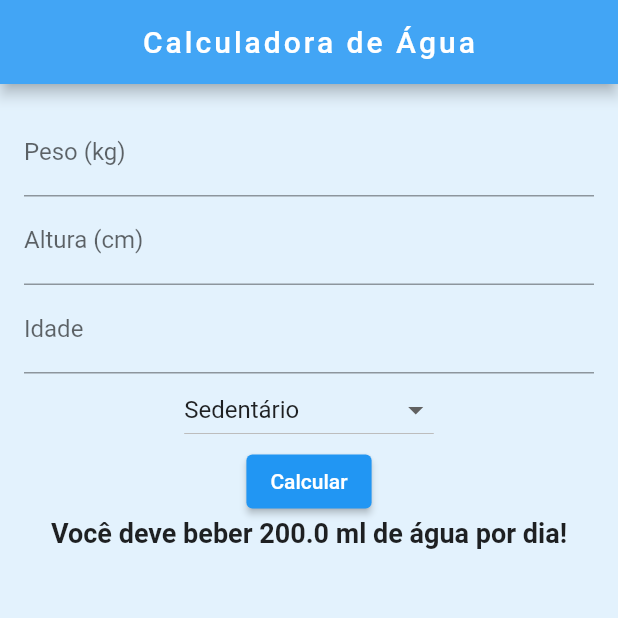
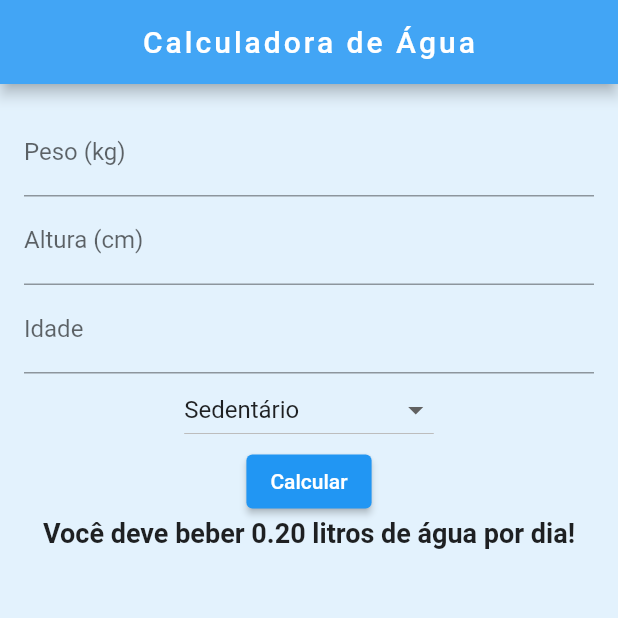
Before and after one commit to gkpiccoli/aqua, a Flutter app: the InputPage screen opened by its route, after a tap on "Calcular", on a phone screen of 412 x 824 dp, the top half of it. Run offline on Flutter 3.47's test engine with Material 2 defaults, Android fonts, the phone set to English and light mode, and no system bars; Roboto replaces fonts that are missing (Raleway).

Commit message:
👌 IMPROVE: adicionada quantia em litros

```diff
--- a/lib/ui/input_page.dart
+++ b/lib/ui/input_page.dart
@@ -84,8 +84,9 @@ class InputPageState extends State<InputPage> {
             stream: bloc.waterAmount,
             builder: (context, snapshot) {
               if (snapshot.hasData) {
+                double liters = snapshot.data! / 1000;
                 return Text(
-                  'Você deve beber ${snapshot.data} ml de água por dia!',
+                  'Você deve beber ${liters.toStringAsFixed(2)} litros de água por dia!',
                   style: const TextStyle(
                       fontSize: 18, fontWeight: FontWeight.bold),
                 );
```
